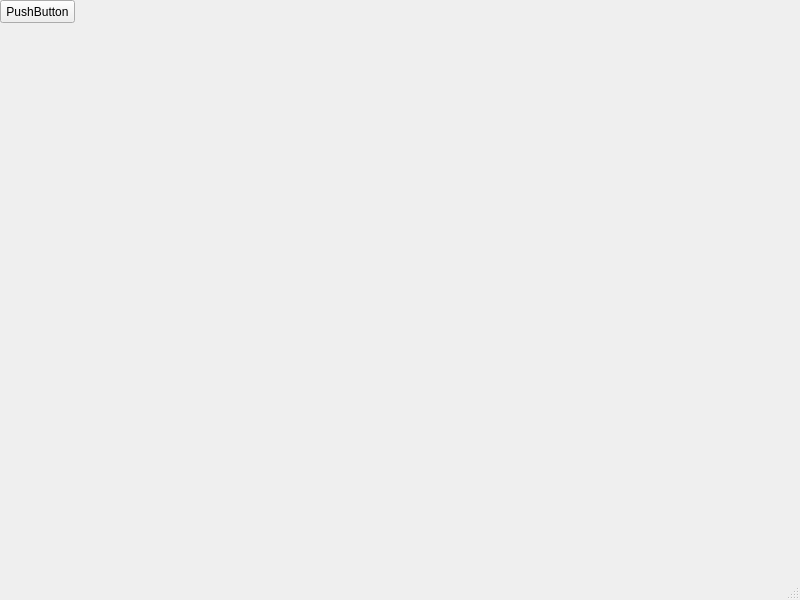
This is test.ui in Bill-Park/capture-program as Qt 5 draws it before an edit. The edited form follows.
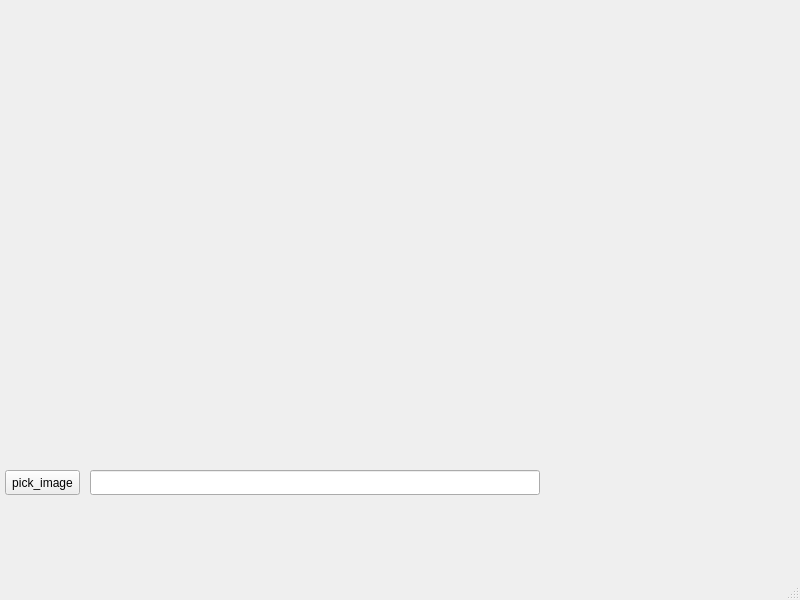
This is the edited form.

Commit message: :sparkles: new gui, image viewer, copy to clipboard

```diff
--- a/test.ui
+++ b/test.ui
@@ -17,26 +17,54 @@
    <widget class="QPushButton" name="pushButton">
     <property name="geometry">
      <rect>
-      <x>0</x>
-      <y>0</y>
+      <x>5</x>
+      <y>470</y>
       <width>75</width>
-      <height>23</height>
+      <height>25</height>
      </rect>
     </property>
     <property name="text">
-     <string>PushButton</string>
+     <string>pick_image</string>
     </property>
    </widget>
-  </widget>
-  <widget class="QMenuBar" name="menubar">
+   <widget class="QLabel" name="Image_Viewer">
+    <property name="enabled">
+     <bool>true</bool>
+    </property>
    <property name="geometry">
     <rect>
      <x>0</x>
-     <y>0</y>
+      <y>10</y>
      <width>800</width>
-     <height>21</height>
-    </rect>
-   </property>
+      <height>450</height>
+     </rect>
+    </property>
+    <property name="frameShape">
+     <enum>QFrame::NoFrame</enum>
+    </property>
+    <property name="midLineWidth">
+     <number>0</number>
+    </property>
+    <property name="text">
+     <string/>
+    </property>
+   </widget>
+   <widget class="QLineEdit" name="address_box">
+    <property name="geometry">
+     <rect>
+      <x>90</x>
+      <y>470</y>
+      <width>450</width>
+      <height>25</height>
+     </rect>
+    </property>
+    <property name="dragEnabled">
+     <bool>true</bool>
+    </property>
+    <property name="readOnly">
+     <bool>true</bool>
+    </property>
+   </widget>
   </widget>
   <widget class="QStatusBar" name="statusbar"/>
  </widget>
```
Left out of the diff: 2 changed lines with no effect on the pictures. Lines whose indentation alone changed are shown as unchanged. The commit also changes 7 other files.
